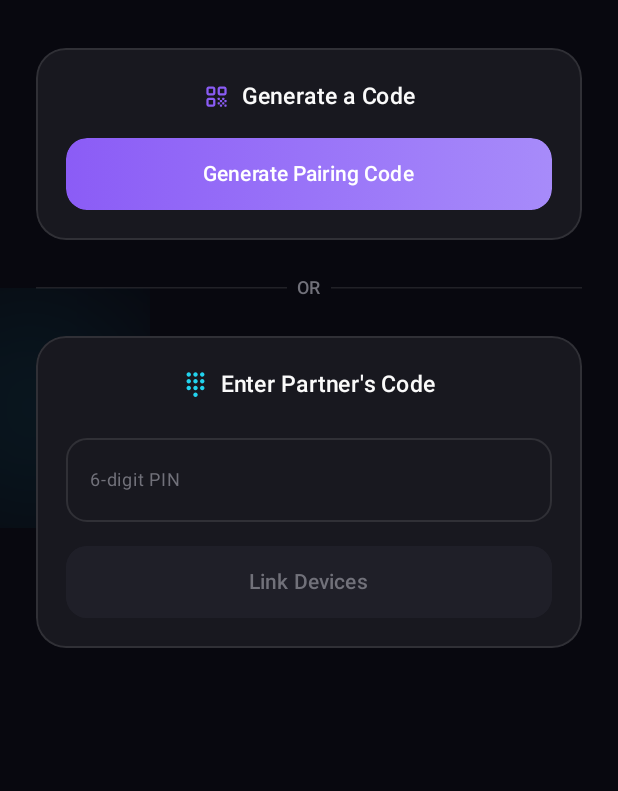
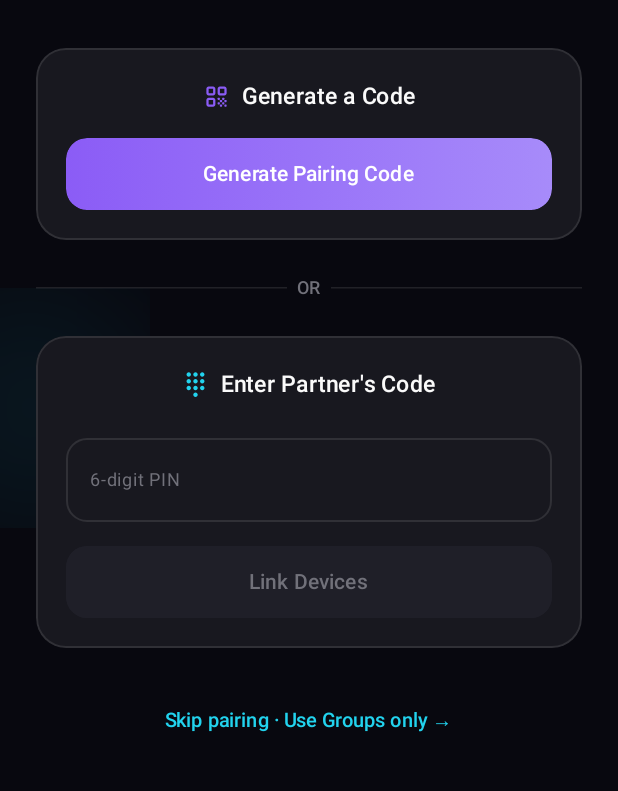
Before and after one commit to mohammed-Araf/Wallpaper, an Android app built with Jetpack Compose: the composable PairingScreen called with empty values, on a phone screen of 412 x 824 dp, the part 265-1056 px from its top. Run offline under Robolectric (Android 15) with nearby library versions, the phone set to English and light mode, and no system bars; our stand-ins replace Firebase (no records; nobody signed in at launch, a user with empty details on screens opened directly).

Commit message:
feat: undo/redo with conditional visibility + skip pairing for groups
1. Undo/Redo:
   - Added redo stack to CanvasSyncManager - undo saves removed
     elements, redo re-pushes them
   - canUndo/canRedo are observable Compose states
   - Undo button only appears when canvas has elements
   - Redo button only appears after an undo action
   - Both animate in/out with scale+fade

2. Skip pairing:
   - Added 'Skip pairing · Use Groups only →' button on PairingScreen
   - Unpaired users can go directly to HomeScreen for group features
   - No partner required for group canvas functionality

```diff
--- a/app/src/main/java/com/alancruse/wallpaper/MainActivity.kt
+++ b/app/src/main/java/com/alancruse/wallpaper/MainActivity.kt
@@ -113,6 +113,10 @@ class MainActivity : ComponentActivity() {
                                 onPairedSuccess = { pUid ->
                                     partnerUid = pUid
                                     pairingPrefs.savePairing(currentUser!!.uid, pUid)
+                                    loadGroups(currentUser!!.uid)
+                                    appState = AppState.HOME
+                                },
+                                onSkipToGroups = {
                                     loadGroups(currentUser!!.uid)
                                     appState = AppState.HOME
                                 }
--- a/app/src/main/java/com/alancruse/wallpaper/ui/PairingScreen.kt
+++ b/app/src/main/java/com/alancruse/wallpaper/ui/PairingScreen.kt
@@ -36,7 +36,8 @@ import kotlinx.coroutines.delay
 @Composable
 fun PairingScreen(
     currentUid: String,
-    onPairedSuccess: (String) -> Unit
+    onPairedSuccess: (String) -> Unit,
+    onSkipToGroups: () -> Unit = {}
 ) {
     val view = LocalView.current
     val pairingManager = remember { PairingManager(currentUid) }
@@ -418,6 +419,23 @@ fun PairingScreen(
                     )
                 }
             }
+
+            // Skip to Groups
+            Spacer(modifier = Modifier.height(24.dp))
+            TextButton(
+                onClick = {
+                    view.performHapticFeedback(HapticFeedbackConstants.CONFIRM)
+                    onSkipToGroups()
+                },
+                modifier = Modifier.padding(bottom = 24.dp)
+            ) {
+                Text(
+                    "Skip pairing · Use Groups only →",
+                    fontSize = 13.sp,
+                    color = CyanAccent,
+                    fontWeight = FontWeight.Medium
+                )
+            }
         }
     }
 }
```
Also changed, not shown: app/src/main/java/com/alancruse/wallpaper/canvas/CanvasSyncManager.kt (+65 -2 lines), app/src/main/java/com/alancruse/wallpaper/ui/LiveCanvasScreen.kt (+13 -3 lines).
